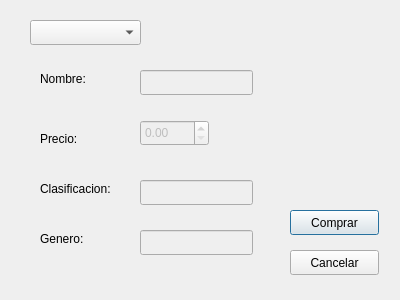
sammygm6/ProyectoFinalProgra3, file comprar_juego.ui: the form before one commit.
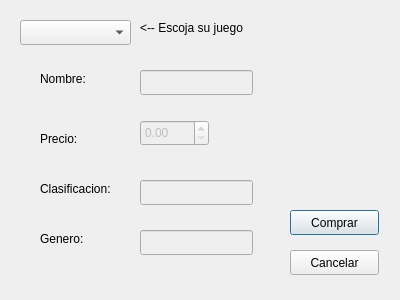
The form after the commit.

Commit message: puse una nueva variable en la clase de clientes ya que castear no es como en java que se puede conseguir de que tipo es una clase en un if, tambien agregue QMessabeBox donde se mire mejor, como al momento de agregar un nuevo cliente o juego, tambien implemente la contraseña de el administrador para que solamente el pueda modificar los juegos e ingresar juegos

What changed in the file:
```diff
--- a/comprar_juego.ui
+++ b/comprar_juego.ui
@@ -55,7 +55,7 @@
   <widget class="QComboBox" name="cb_cj_juegos">
    <property name="geometry">
     <rect>
-     <x>30</x>
+     <x>20</x>
      <y>20</y>
      <width>111</width>
      <height>25</height>
@@ -156,6 +156,19 @@
     </rect>
    </property>
   </widget>
+  <widget class="QLabel" name="label_5">
+   <property name="geometry">
+    <rect>
+     <x>140</x>
+     <y>20</y>
+     <width>121</width>
+     <height>17</height>
+    </rect>
+   </property>
+   <property name="text">
+    <string>&lt;-- Escoja su juego</string>
+   </property>
+  </widget>
  </widget>
  <resources/>
  <connections/>
```
The commit also changes 15 other files.
